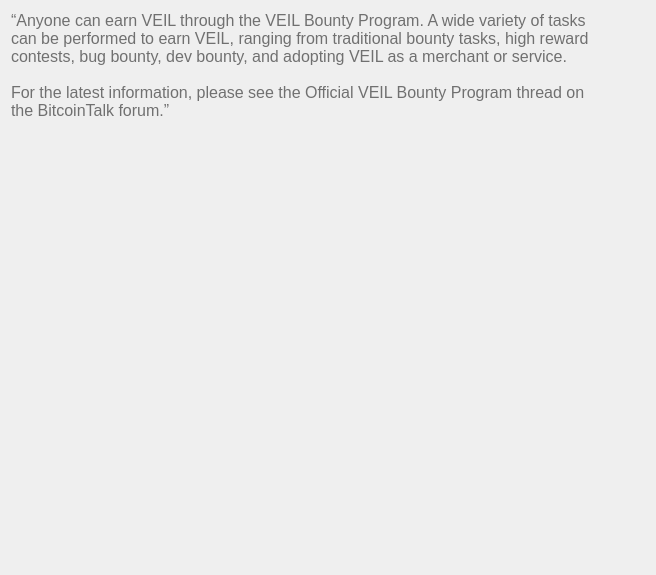
Qt form src/qt/veil/forms/settingsfaq11.ui (Veil-Project/veil) before a commit.
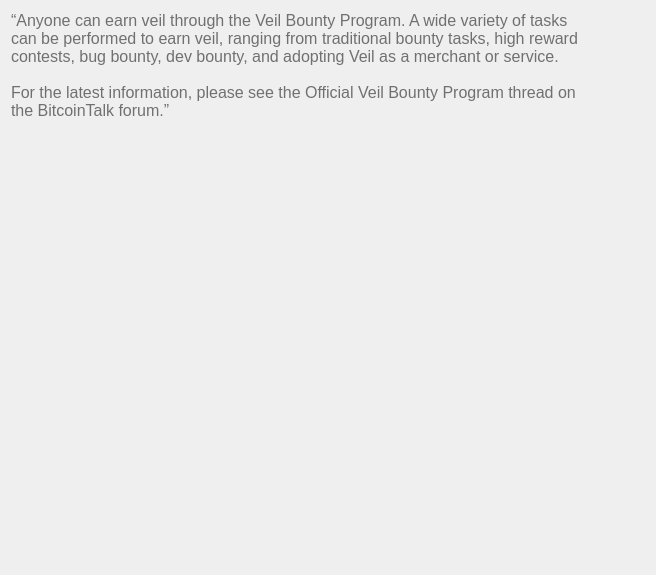
The same form after that commit.

```diff
--- a/src/qt/veil/forms/settingsfaq11.ui
+++ b/src/qt/veil/forms/settingsfaq11.ui
@@ -33,9 +33,9 @@
       <string notr="true">font-weight:200;</string>
      </property>
      <property name="text">
-      <string>“Anyone can earn VEIL through the VEIL Bounty Program. A wide variety of tasks can be performed to earn VEIL, ranging from traditional bounty tasks, high reward contests, bug bounty, dev bounty, and adopting VEIL as a merchant or service.
+      <string>“Anyone can earn veil through the Veil Bounty Program. A wide variety of tasks can be performed to earn veil, ranging from traditional bounty tasks, high reward contests, bug bounty, dev bounty, and adopting Veil as a merchant or service.
 
-For the latest information, please see the Official VEIL Bounty Program thread on the BitcoinTalk forum.”					</string>
+For the latest information, please see the Official Veil Bounty Program thread on the BitcoinTalk forum.”					</string>
      </property>
      <property name="alignment">
       <set>Qt::AlignLeading|Qt::AlignLeft|Qt::AlignTop</set>
```
